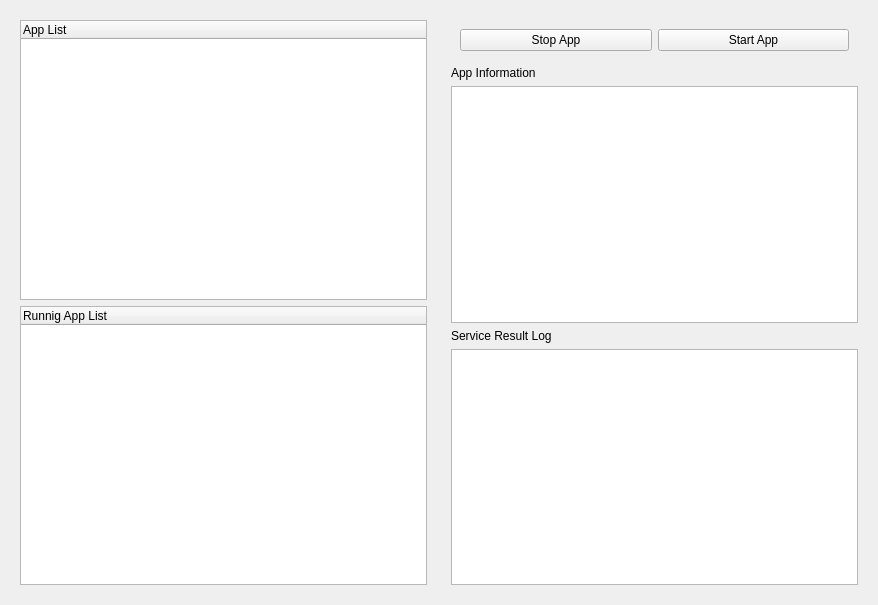
Before: the Qt Designer form rocon_qt_app_manager/ui/qt_app_manager.ui in robotics-in-concert/rocon_qt_gui, drawn with Qt 5.
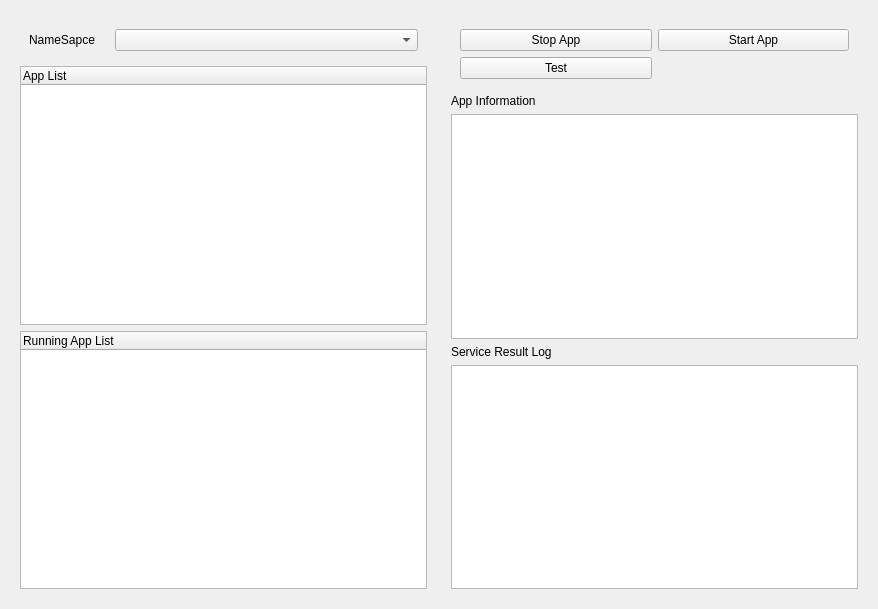
After: the same form once the commit is applied.

What changed in the file:
```diff
--- a/rocon_qt_app_manager/ui/qt_app_manager.ui
+++ b/rocon_qt_app_manager/ui/qt_app_manager.ui
@@ -10,7 +10,7 @@
     <x>0</x>
     <y>0</y>
     <width>878</width>
-    <height>605</height>
+    <height>609</height>
    </rect>
   </property>
   <property name="sizePolicy">
@@ -47,6 +47,13 @@
          </property>
         </widget>
        </item>
+       <item row="1" column="0">
+        <widget class="QPushButton" name="test_btn">
+         <property name="text">
+          <string>Test</string>
+         </property>
+        </widget>
+       </item>
       </layout>
      </item>
      <item>
@@ -84,25 +91,35 @@
      <property name="margin">
       <number>9</number>
      </property>
+     <item>
+      <layout class="QHBoxLayout" name="horizontalLayout">
+       <property name="margin">
+        <number>9</number>
+       </property>
+       <item>
+        <widget class="QLabel" name="label_3">
+         <property name="maximumSize">
+          <size>
+           <width>80</width>
+           <height>16777215</height>
+          </size>
+         </property>
+         <property name="text">
+          <string>NameSapce</string>
+         </property>
+        </widget>
+       </item>
+       <item>
+        <widget class="QComboBox" name="namespace_cbox"/>
+       </item>
+      </layout>
+     </item>
      <item>
       <widget class="QTreeWidget" name="app_tree_widget">
-       <property name="sizePolicy">
-        <sizepolicy hsizetype="Preferred" vsizetype="Expanding">
-         <horstretch>0</horstretch>
-         <verstretch>0</verstretch>
-        </sizepolicy>
-       </property>
        <column>
         <property name="text">
          <string>App List</string>
         </property>
-        <property name="background">
-         <color>
-          <red>0</red>
-          <green>0</green>
-          <blue>0</blue>
-         </color>
-        </property>
        </column>
       </widget>
      </item>
@@ -110,7 +127,7 @@
       <widget class="QTreeWidget" name="running_app_tree_widget">
        <column>
         <property name="text">
-         <string>Runnig App List</string>
+         <string>Running App List</string>
         </property>
        </column>
       </widget>
```
